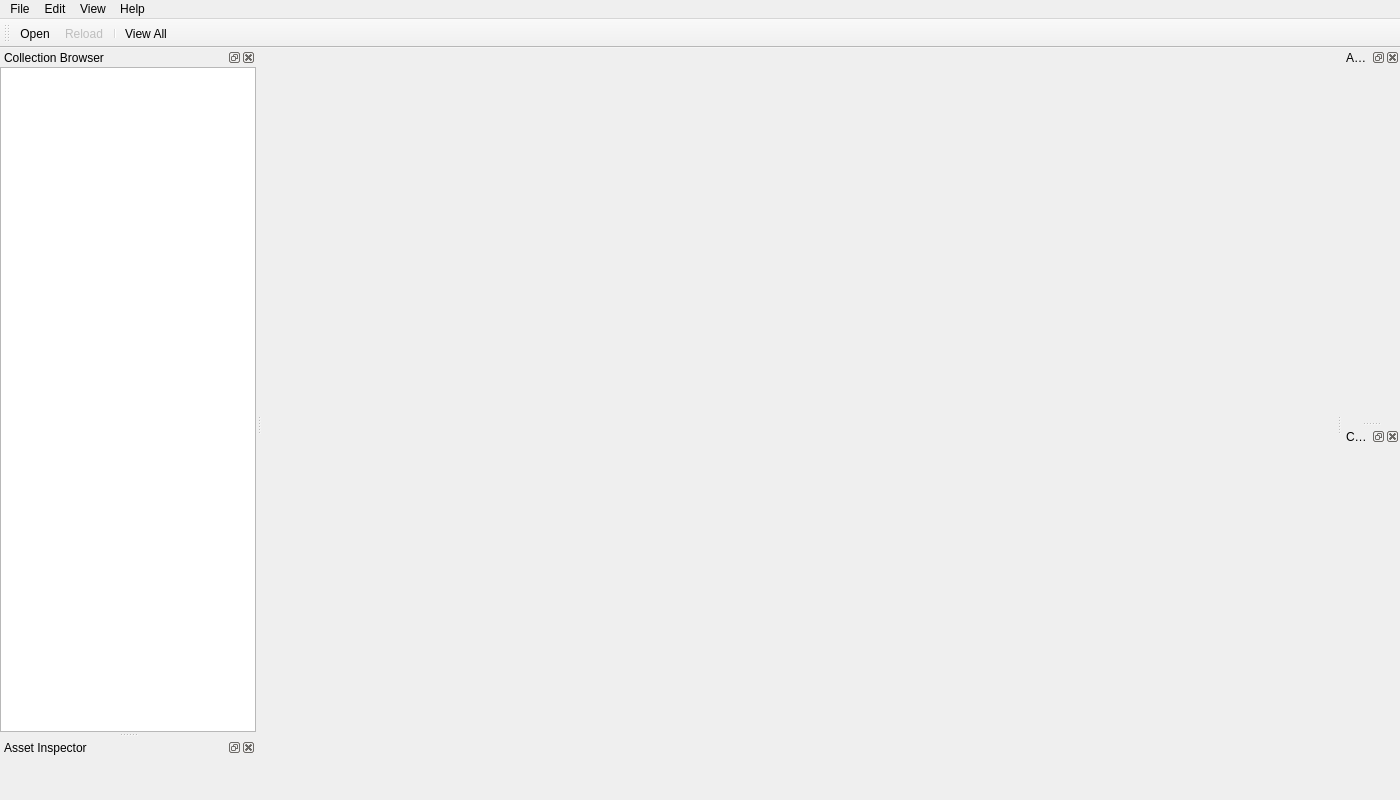
Qt form tools/assetpipelineeditor/mainwindow.ui (KDAB/kuesa) before a commit.
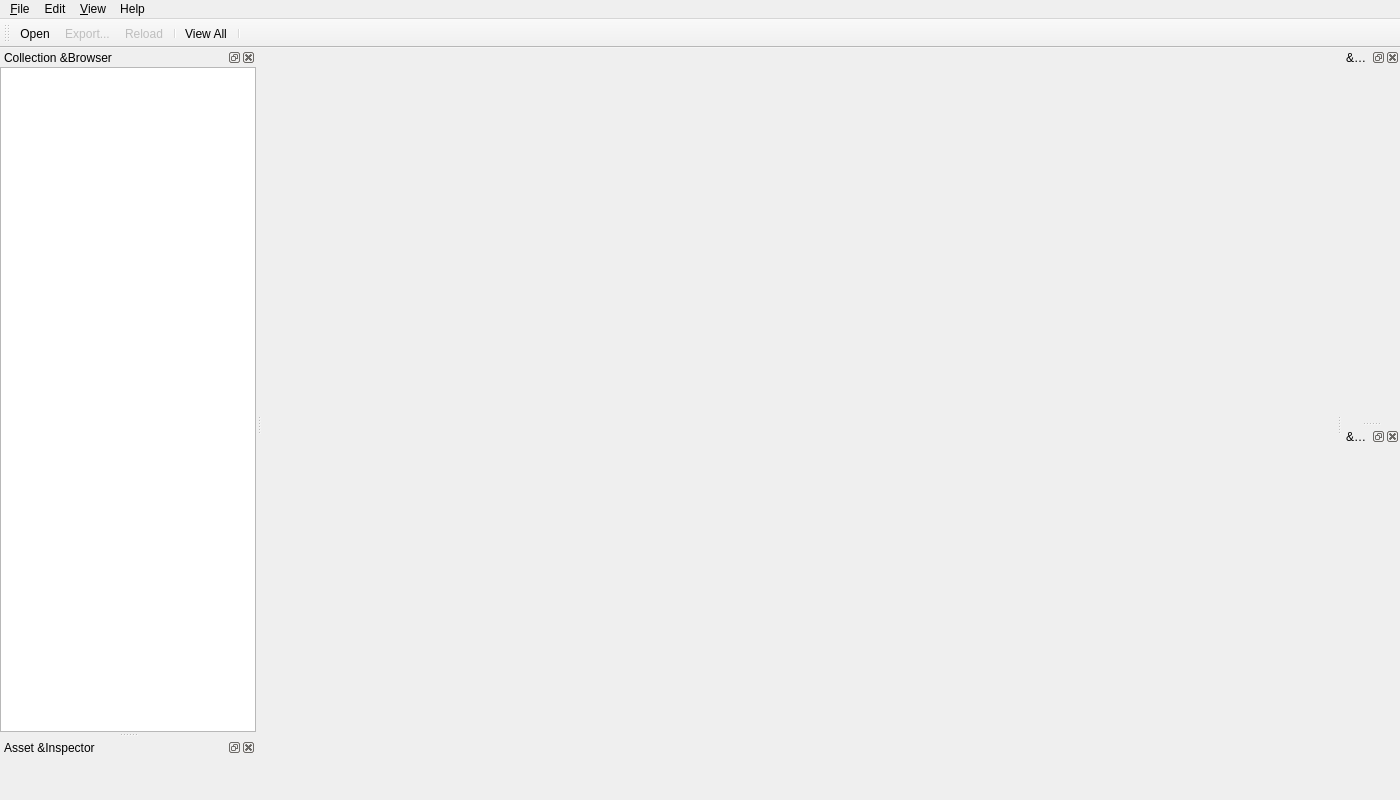
The same form after that commit. Icons and pictures are not drawn. Custom widgets are drawn as their Qt base class.

Commit message:
Add draco compressor, GLTF export and an export dialog
Task-Id: KUE-387, KUE-527, KUE-529, KUE-530, KUE-531, KUE-533

Diff of the .ui file:
```diff
--- a/tools/assetpipelineeditor/mainwindow.ui
+++ b/tools/assetpipelineeditor/mainwindow.ui
@@ -29,7 +29,7 @@
    </property>
    <widget class="QMenu" name="menuFile">
     <property name="title">
-     <string>File</string>
+     <string>&amp;File</string>
     </property>
     <addaction name="actionOpen"/>
     <addaction name="actionReload"/>
@@ -44,7 +44,7 @@
    </widget>
    <widget class="QMenu" name="menuView">
     <property name="title">
-     <string>View</string>
+     <string>&amp;View</string>
     </property>
    </widget>
    <widget class="QMenu" name="menuEdit">
@@ -61,7 +61,7 @@
   </widget>
   <widget class="QDockWidget" name="collectionBrowserDockWidget">
    <property name="windowTitle">
-    <string>Collection Browser</string>
+    <string>Collection &amp;Browser</string>
    </property>
    <attribute name="dockWidgetArea">
     <number>1</number>
@@ -101,13 +101,15 @@
     <bool>false</bool>
    </attribute>
    <addaction name="actionOpen"/>
+   <addaction name="actionExport"/>
    <addaction name="actionReload"/>
    <addaction name="separator"/>
    <addaction name="actionViewAll"/>
+   <addaction name="separator"/>
   </widget>
   <widget class="QDockWidget" name="assetInspectorDockWidget">
    <property name="windowTitle">
-    <string>Asset Inspector</string>
+    <string>Asset &amp;Inspector</string>
    </property>
    <attribute name="dockWidgetArea">
     <number>1</number>
@@ -131,7 +133,7 @@
   </widget>
   <widget class="QDockWidget" name="animationDockWidget">
    <property name="windowTitle">
-    <string>Animations</string>
+    <string>&amp;Animations</string>
    </property>
    <attribute name="dockWidgetArea">
     <number>2</number>
@@ -140,7 +142,7 @@
   </widget>
   <widget class="QDockWidget" name="cameraDockWidget">
    <property name="windowTitle">
-    <string>Camera Settings</string>
+    <string>&amp;Camera Settings</string>
    </property>
    <attribute name="dockWidgetArea">
     <number>2</number>
@@ -167,7 +169,7 @@
     <bool>false</bool>
    </property>
    <property name="text">
-    <string>Reload</string>
+    <string>&amp;Reload</string>
    </property>
   </action>
   <action name="actionViewAll">
@@ -197,6 +199,20 @@
     <string>Ctrl+,</string>
    </property>
   </action>
+  <action name="actionExport">
+   <property name="enabled">
+    <bool>false</bool>
+   </property>
+   <property name="text">
+    <string>&amp;Export...</string>
+   </property>
+   <property name="iconText">
+    <string>Export...</string>
+   </property>
+   <property name="toolTip">
+    <string>Export</string>
+   </property>
+  </action>
  </widget>
  <customwidgets>
   <customwidget>
```
Left out of the diff: 7 changed lines with no effect on the pictures. The commit also changes 24 other files.
